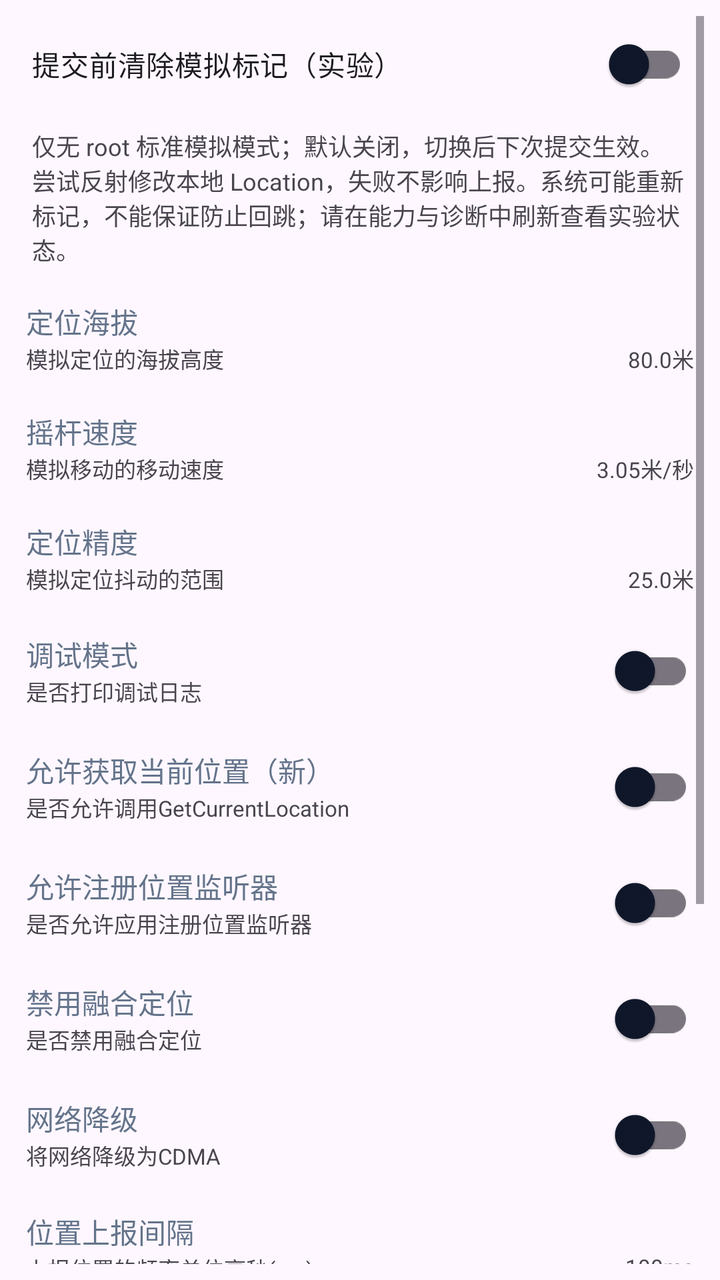
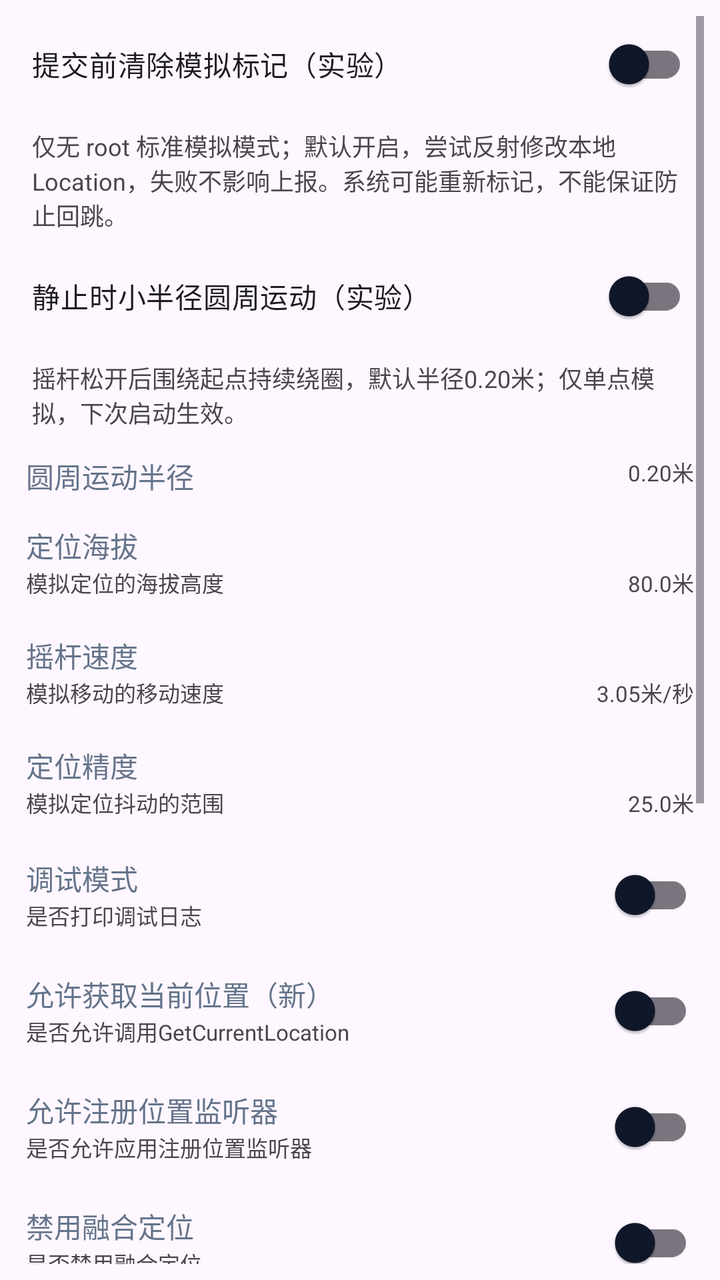

Two renders of the same Android screen: before a commit and after it. Below are the layout's source before the change and the commit's diff.
<!-- AndroidManifest.xml: application theme AppTheme -->
<!-- res/layout/fragment_settings.xml -->
<?xml version="1.0" encoding="utf-8"?>
<androidx.constraintlayout.widget.ConstraintLayout xmlns:android="http://schemas.android.com/apk/res/android"
    xmlns:app="http://schemas.android.com/apk/res-auto"
    xmlns:tools="http://schemas.android.com/tools"
    android:layout_width="match_parent"
    android:layout_height="match_parent"
    android:padding="8dp"
    tools:context=".ui.settings.SettingsFragment">

    <ScrollView
        android:layout_width="match_parent"
        android:layout_height="0dp"
        app:layout_constraintTop_toTopOf="parent"
        app:layout_constraintStart_toStartOf="parent">

        <LinearLayout
            android:layout_width="match_parent"
            android:layout_height="wrap_content"
            android:orientation="vertical">

            <com.google.android.material.switchmaterial.SwitchMaterial
                android:id="@+id/clear_mock_flag_switch"
                android:layout_width="match_parent"
                android:layout_height="wrap_content"
                android:minHeight="48dp"
                android:padding="8dp"
                android:text="@string/clear_mock_flag_experiment"
                app:useMaterialThemeColors="true" />

            <TextView
                android:layout_width="match_parent"
                android:layout_height="wrap_content"
                android:padding="8dp"
                android:text="@string/clear_mock_flag_experiment_desc"
                android:textSize="12sp" />

            <LinearLayout
                android:id="@+id/selinux_layout"
                android:visibility="gone"
                android:layout_width="match_parent"
                android:layout_height="wrap_content"
                android:gravity="center_vertical"
                android:orientation="horizontal"
                android:padding="5dp">
                <LinearLayout
                    android:layout_width="0dp"
                    android:layout_height="wrap_content"
                    android:layout_weight="1"
                    android:orientation="vertical"
                    android:gravity="center_vertical">
                    <com.google.android.material.textview.MaterialTextView
                        android:layout_width="wrap_content"
                        android:layout_height="wrap_content"
                        android:text="@string/selinux"
                        android:textColor="@color/lse_mini_title_color" />
                    <com.google.android.material.textview.MaterialTextView
                        android:layout_width="wrap_content"
                        android:layout_height="wrap_content"
                        android:text="@string/need_open_selinux"
                        android:textSize="11sp" />
                </LinearLayout>
                <com.google.android.material.switchmaterial.SwitchMaterial
                    android:id="@+id/selinux_switch"
                    android:layout_width="0dp"
                    android:layout_weight="1"
                    android:layout_height="wrap_content"
                    android:layout_gravity="center_vertical"
                    app:useMaterialThemeColors="true"/>
            </LinearLayout>

            <androidx.constraintlayout.widget.ConstraintLayout
                android:id="@+id/altitude_layout"
                android:layout_width="match_parent"
                android:layout_height="wrap_content"
                android:gravity="center_vertical"
                android:padding="5dp"
                android:layout_marginTop="4dp"
                android:layout_marginBottom="4dp">

                <com.google.android.material.textview.MaterialTextView
                    android:id="@+id/altitude_title"
                    android:layout_width="wrap_content"
                    android:layout_height="wrap_content"
                    android:text="@string/altitude"
                    android:textColor="@color/lse_mini_title_color"
                    app:layout_constraintStart_toStartOf="parent"
                    app:layout_constraintTop_toTopOf="parent"/>

                <com.google.android.material.textview.MaterialTextView
                    android:id="@+id/altitude_desc"
                    android:layout_width="wrap_content"
                    android:layout_height="wrap_content"
                    android:text="@string/altitude_desc"
                    android:textSize="11sp"
                    app:layout_constraintStart_toStartOf="parent"
                    app:layout_constraintTop_toBottomOf="@id/altitude_title"/>

                <com.google.android.material.textview.MaterialTextView
                    android:id="@+id/altitude_value"
                    android:layout_width="wrap_content"
                    android:layout_height="wrap_content"
                    android:text="80.0米"
                    android:textSize="11sp"
                    app:layout_constraintTop_toBottomOf="@id/altitude_title"
                    app:layout_constraintEnd_toEndOf="parent" />

            </androidx.constraintlayout.widget.ConstraintLayout>

            <androidx.constraintlayout.widget.ConstraintLayout
                android:id="@+id/speed_layout"
                android:layout_width="match_parent"
                android:layout_height="wrap_content"
                android:gravity="center_vertical"
                android:padding="5dp"
                android:layout_marginTop="4dp"
                android:layout_marginBottom="4dp">

                <com.google.android.material.textview.MaterialTextView
                    android:id="@+id/speed_title"
                    android:layout_width="wrap_content"
                    android:layout_height="wrap_content"
                    android:text="@string/rocker_speed"
                    android:textColor="@color/lse_mini_title_color"
                    app:layout_constraintStart_toStartOf="parent"
                    app:layout_constraintTop_toTopOf="parent"/>

                <com.google.android.material.textview.MaterialTextView
                    android:id="@+id/speed_desc"
                    android:layout_width="wrap_content"
                    android:layout_height="wrap_content"
                    android:text="@string/rocker_speed_desc"
                    android:textSize="11sp"
                    app:layout_constraintStart_toStartOf="parent"
                    app:layout_constraintTop_toBottomOf="@id/speed_title"/>

                <com.google.android.material.textview.MaterialTextView
                    android:id="@+id/speed_value"
                    android:layout_width="wrap_content"
                    android:layout_height="wrap_content"
                    android:text="3.05米/秒"
                    android:textSize="11sp"
                    app:layout_constraintTop_toBottomOf="@id/speed_title"
                    app:layout_constraintEnd_toEndOf="parent" />

            </androidx.constraintlayout.widget.ConstraintLayout>

            <androidx.constraintlayout.widget.ConstraintLayout
                android:id="@+id/accuracy_layout"
                android:layout_width="match_parent"
                android:layout_height="wrap_content"
                android:gravity="center_vertical"
                android:padding="5dp"
                android:layout_marginTop="4dp"
                android:layout_marginBottom="4dp">

                <com.google.android.material.textview.MaterialTextView
                    android:id="@+id/accuracy_title"
                    android:layout_width="wrap_content"
                    android:layout_height="wrap_content"
                    android:text="@string/accuracy"
                    android:textColor="@color/lse_mini_title_color"
                    app:layout_constraintStart_toStartOf="parent"
                    app:layout_constraintTop_toTopOf="parent"/>

                <com.google.android.material.textview.MaterialTextView
                    android:id="@+id/accuracy_desc"
                    android:layout_width="wrap_content"
                    android:layout_height="wrap_content"
                    android:text="@string/accuracy_desc"
                    android:textSize="11sp"
                    app:layout_constraintStart_toStartOf="parent"
                    app:layout_constraintTop_toBottomOf="@id/accuracy_title"/>

                <com.google.android.material.textview.MaterialTextView
                    android:id="@+id/accuracy_value"
                    android:layout_width="wrap_content"
                    android:layout_height="wrap_content"
                    android:text="25.0米"
                    android:textSize="11sp"
                    app:layout_constraintTop_toBottomOf="@id/accuracy_title"
                    app:layout_constraintEnd_toEndOf="parent" />

            </androidx.constraintlayout.widget.ConstraintLayout>

            <LinearLayout
                android:id="@+id/debug_layout"
                android:layout_width="match_parent"
                android:layout_height="wrap_content"
                android:padding="5dp"
                android:gravity="center_vertical"
                android:orientation="horizontal">
                <LinearLayout
                    android:layout_width="0dp"
                    android:layout_height="wrap_content"
                    android:layout_weight="1"
                    android:orientation="vertical"
                    android:gravity="center_vertical">
                    <com.google.android.material.textview.MaterialTextView
                        android:layout_width="wrap_content"
                        android:layout_height="wrap_content"
                        android:text="@string/debug"
                        android:textColor="@color/lse_mini_title_color" />
                    <com.google.android.material.textview.MaterialTextView
                        android:layout_width="wrap_content"
                        android:layout_height="wrap_content"
                        android:text="@string/debug_desc"
                        android:textSize="11sp" />
                </LinearLayout>
                <com.google.android.material.switchmaterial.SwitchMaterial
                    android:id="@+id/debug_switch"
                    android:layout_width="0dp"
                    android:layout_weight="1"
                    android:layout_height="wrap_content"
                    android:layout_gravity="center_vertical"
                    app:useMaterialThemeColors="true"/>
            </LinearLayout>

            <LinearLayout
                android:id="@+id/dgc_layout"
                android:layout_width="match_parent"
                android:layout_height="wrap_content"
                android:gravity="center_vertical"
                android:padding="5dp"
                android:orientation="horizontal">
                <LinearLayout
                    android:layout_width="0dp"
                    android:layout_height="wrap_content"
                    android:layout_weight="1"
                    android:orientation="vertical"
                    android:gravity="center_vertical">
                    <com.google.android.material.textview.MaterialTextView
                        android:layout_width="wrap_content"
                        android:layout_height="wrap_content"
                        android:text="@string/dgc"
                        android:textColor="@color/lse_mini_title_color" />
                    <com.google.android.material.textview.MaterialTextView
                        android:layout_width="wrap_content"
                        android:layout_height="wrap_content"
                        android:text="@string/dgc_desc"
                        android:textSize="11sp" />
                </LinearLayout>
                <com.google.android.material.switchmaterial.SwitchMaterial
                    android:id="@+id/dgc_switch"
                    android:layout_width="0dp"
                    android:layout_weight="1"
                    android:layout_height="wrap_content"
                    android:layout_gravity="center_vertical"
                    app:useMaterialThemeColors="true"/>
            </LinearLayout>

            <LinearLayout
                android:id="@+id/rll_layout"
                android:layout_width="match_parent"
                android:layout_height="wrap_content"
                android:gravity="center_vertical"
                android:padding="5dp"
                android:orientation="horizontal">
                <LinearLayout
                    android:layout_width="0dp"
                    android:layout_height="wrap_content"
                    android:layout_weight="1"
                    android:orientation="vertical"
                    android:gravity="center_vertical">
                    <com.google.android.material.textview.MaterialTextView
                        android:layout_width="wrap_content"
                        android:layout_height="wrap_content"
                        android:text="@string/rll"
                        android:textColor="@color/lse_mini_title_color" />
                    <com.google.android.material.textview.MaterialTextView
                        android:layout_width="wrap_content"
                        android:layout_height="wrap_content"
                        android:text="@string/rll_desc"
                        android:textSize="11sp" />
                </LinearLayout>
                <com.google.android.material.switchmaterial.SwitchMaterial
                    android:id="@+id/rll_switch"
                    android:layout_width="0dp"
                    android:layout_weight="1"
                    android:layout_height="wrap_content"
                    android:layout_gravity="center_vertical"
                    app:useMaterialThemeColors="true"/>
            </LinearLayout>

            <LinearLayout
                android:id="@+id/dfused_layout"
                android:layout_width="match_parent"
                android:layout_height="wrap_content"
                android:gravity="center_vertical"
                android:padding="5dp"
                android:orientation="horizontal">
                <LinearLayout
                    android:layout_width="0dp"
                    android:layout_height="wrap_content"
                    android:layout_weight="1"
                    android:orientation="vertical"
                    android:gravity="center_vertical">
                    <com.google.android.material.textview.MaterialTextView
                        android:layout_width="wrap_content"
                        android:layout_height="wrap_content"
                        android:text="@string/dfused"
                        android:textColor="@color/lse_mini_title_color" />
                    <com.google.android.material.textview.MaterialTextView
                        android:layout_width="wrap_content"
                        android:layout_height="wrap_content"
                        android:text="@string/dfused_desc"
                        android:textSize="11sp" />
                </LinearLayout>
                <com.google.android.material.switchmaterial.SwitchMaterial
                    android:id="@+id/dfused_switch"
                    android:layout_width="0dp"
                    android:layout_weight="1"
                    android:layout_height="wrap_content"
                    android:layout_gravity="center_vertical"
                    app:useMaterialThemeColors="true"/>
            </LinearLayout>

            <LinearLayout
                android:id="@+id/cdma_layout"
                android:layout_width="match_parent"
                android:layout_height="wrap_content"
                android:gravity="center_vertical"
                android:padding="5dp"
                android:orientation="horizontal">
                <LinearLayout
                    android:layout_width="0dp"
                    android:layout_height="wrap_content"
                    android:layout_weight="1"
                    android:orientation="vertical"
                    android:gravity="center_vertical">
                    <com.google.android.material.textview.MaterialTextView
                        android:layout_width="wrap_content"
                        android:layout_height="wrap_content"
                        android:text="@string/cdma"
                        android:textColor="@color/lse_mini_title_color" />
                    <com.google.android.material.textview.MaterialTextView
                        android:layout_width="wrap_content"
                        android:layout_height="wrap_content"
                        android:text="@string/cdma_desc"
                        android:textSize="11sp" />
                </LinearLayout>
                <com.google.android.material.switchmaterial.SwitchMaterial
                    android:id="@+id/cdma_switch"
                    android:layout_width="0dp"
                    android:layout_weight="1"
                    android:layout_height="wrap_content"
                    android:layout_gravity="center_vertical"
                    app:useMaterialThemeColors="true"/>
            </LinearLayout>

            <LinearLayout
                android:id="@+id/sensor_hook_layout"
                android:layout_width="match_parent"
                android:layout_height="wrap_content"
                android:visibility="gone"
                android:gravity="center_vertical"
                android:padding="5dp"
                android:orientation="horizontal">
                <LinearLayout
                    android:layout_width="0dp"
                    android:layout_height="wrap_content"
                    android:layout_weight="1"
                    android:orientation="vertical"
                    android:gravity="center_vertical">
                    <com.google.android.material.textview.MaterialTextView
                        android:layout_width="wrap_content"
                        android:layout_height="wrap_content"
                        android:text="@string/hook_sensor"
                        android:textColor="@color/lse_mini_title_color" />
                    <com.google.android.material.textview.MaterialTextView
                        android:layout_width="wrap_content"
                        android:layout_height="wrap_content"
                        android:text="@string/hook_sensor_desc"
                        android:textSize="11sp" />
                </LinearLayout>
                <com.google.android.material.switchmaterial.SwitchMaterial
                    android:id="@+id/sensor_hook_switch"
                    android:layout_width="0dp"
                    android:layout_weight="1"
                    android:layout_height="wrap_content"
                    android:layout_gravity="center_vertical"
                    app:useMaterialThemeColors="true"/>
            </LinearLayout>

            <androidx.constraintlayout.widget.ConstraintLayout
                android:id="@+id/report_duration_layout"
                android:layout_width="match_parent"
                android:layout_height="wrap_content"
                android:gravity="center_vertical"
                android:padding="5dp"
                android:layout_marginTop="4dp"
                android:layout_marginBottom="4dp">

                <com.google.android.material.textview.MaterialTextView
                    android:id="@+id/report_duration_title"
                    android:layout_width="wrap_content"
                    android:layout_height="wrap_content"
                    android:text="@string/item_report_duration_title"
                    android:textColor="@color/lse_mini_title_color"
                    app:layout_constraintStart_toStartOf="parent"
                    app:layout_constraintTop_toTopOf="parent"/>

                <com.google.android.material.textview.MaterialTextView
                    android:id="@+id/report_duration_desc"
                    android:layout_width="wrap_content"
                    android:layout_height="wrap_content"
                    android:text="@string/item_report_duration_desc"
                    android:textSize="11sp"
                    app:layout_constraintStart_toStartOf="parent"
                    app:layout_constraintTop_toBottomOf="@id/report_duration_title"/>

                <com.google.android.material.textview.MaterialTextView
                    android:id="@+id/report_duration_value"
                    android:layout_width="wrap_content"
                    android:layout_height="wrap_content"
                    android:text="@string/item_report_duration_value"
                    android:textSize="11sp"
                    app:layout_constraintTop_toBottomOf="@id/report_duration_title"
                    app:layout_constraintEnd_toEndOf="parent" />

            </androidx.constraintlayout.widget.ConstraintLayout>

            <androidx.constraintlayout.widget.ConstraintLayout
                android:id="@+id/satellite_count_layout"
                android:layout_width="match_parent"
                android:layout_height="wrap_content"
                android:gravity="center_vertical"
                android:padding="5dp"
                android:layout_marginTop="4dp"
                android:layout_marginBottom="4dp">

                <com.google.android.material.textview.MaterialTextView
                    android:id="@+id/satellite_count_title"
                    android:layout_width="wrap_content"
                    android:layout_height="wrap_content"
                    android:text="模拟最少卫星数量"
                    android:textColor="@color/lse_mini_title_color"
                    app:layout_constraintStart_toStartOf="parent"
                    app:layout_constraintTop_toTopOf="parent"/>

                <com.google.android.material.textview.MaterialTextView
                    android:id="@+id/satellite_count_desc"
                    android:layout_width="wrap_content"
                    android:layout_height="wrap_content"
                    android:text="最少模拟的卫星数量（只支持北斗）"
                    android:textSize="11sp"
                    app:layout_constraintStart_toStartOf="parent"
                    app:layout_constraintTop_toBottomOf="@id/satellite_count_title"/>

                <com.google.android.material.textview.MaterialTextView
                    android:id="@+id/satellite_count_value"
                    android:layout_width="wrap_content"
                    android:layout_height="wrap_content"
                    android:text="12颗"
                    android:textSize="11sp"
                    app:layout_constraintTop_toBottomOf="@id/satellite_count_title"
                    app:layout_constraintEnd_toEndOf="parent" />

            </androidx.constraintlayout.widget.ConstraintLayout>

            <LinearLayout
                android:id="@+id/disable_wlan_scan_layout"
                android:layout_width="match_parent"
                android:layout_height="wrap_content"
                android:gravity="center_vertical"
                android:padding="5dp"
                android:orientation="horizontal">
                <LinearLayout
                    android:layout_width="0dp"
                    android:layout_height="wrap_content"
                    android:layout_weight="1"
                    android:orientation="vertical"
                    android:gravity="center_vertical">
                    <com.google.android.material.textview.MaterialTextView
                        android:layout_width="wrap_content"
                        android:layout_height="wrap_content"
                        android:text="禁用扫描WIFI列表"
                        android:textColor="@color/lse_mini_title_color" />
                    <com.google.android.material.textview.MaterialTextView
                        android:layout_width="wrap_content"
                        android:layout_height="wrap_content"
                        android:text="一定程度解决位置拉回（测试）"
                        android:textSize="11sp" />
                </LinearLayout>
                <com.google.android.material.switchmaterial.SwitchMaterial
                    android:id="@+id/disable_wlan_scan_switch"
                    android:layout_width="0dp"
                    android:layout_weight="1"
                    android:layout_height="wrap_content"
                    android:layout_gravity="center_vertical"
                    app:useMaterialThemeColors="true"/>
            </LinearLayout>

            <LinearLayout
                android:id="@+id/loop_broadcast_location_layout"
                android:layout_width="match_parent"
                android:layout_height="wrap_content"
                android:gravity="center_vertical"
                android:padding="5dp"
                android:orientation="horizontal">
                <LinearLayout
                    android:layout_width="0dp"
                    android:layout_height="wrap_content"
                    android:layout_weight="1"
                    android:orientation="vertical"
                    android:gravity="center_vertical">
                    <com.google.android.material.textview.MaterialTextView
                        android:layout_width="wrap_content"
                        android:layout_height="wrap_content"
                        android:text="反定位拉回"
                        android:textColor="@color/lse_mini_title_color" />
                    <com.google.android.material.textview.MaterialTextView
                        android:layout_width="wrap_content"
                        android:layout_height="wrap_content"
                        android:text="按上报间隔持续发送固定位置，不产生随机跳动"
                        android:textSize="11sp" />
                </LinearLayout>
                <com.google.android.material.switchmaterial.SwitchMaterial
                    android:id="@+id/loop_broadcast_location_switch"
                    android:layout_width="0dp"
                    android:layout_weight="1"
                    android:layout_height="wrap_content"
                    android:layout_gravity="center_vertical"
                    app:useMaterialThemeColors="true"/>
            </LinearLayout>

            <LinearLayout
                android:id="@+id/check_update_layout"
                android:layout_width="match_parent"
                android:layout_height="wrap_content"
                android:gravity="center_vertical"
                android:padding="5dp"
                android:orientation="horizontal">

                <LinearLayout
                    android:layout_width="0dp"
                    android:layout_height="wrap_content"
                    android:layout_weight="1"
                    android:orientation="vertical"
                    android:gravity="center_vertical">
                    <com.google.android.material.textview.MaterialTextView
                        android:id="@+id/check_update_title"
                        android:layout_width="wrap_content"
                        android:layout_height="wrap_content"
                        android:text="检查更新"
                        android:textColor="@color/lse_mini_title_color" />
                    <com.google.android.material.textview.MaterialTextView
                        android:id="@+id/check_update_desc"
                        android:layout_width="wrap_content"
                        android:layout_height="wrap_content"
                        android:text="点击检查 GitHub Releases 最新版本"
                        android:textSize="11sp" />
                </LinearLayout>

                <com.google.android.material.button.MaterialButton
                    android:id="@+id/check_update_button"
                    style="@style/Widget.MaterialComponents.Button.OutlinedButton"
                    android:layout_width="wrap_content"
                    android:layout_height="wrap_content"
                    android:text="检查" />
            </LinearLayout>
        </LinearLayout>

    </ScrollView>
</androidx.constraintlayout.widget.ConstraintLayout>
<!-- resources referenced by this layout -->
<resources>
  <color name="lse_mini_title_color">#64748B</color>
  <string name="accuracy">定位精度</string>
  <string name="accuracy_desc">模拟定位抖动的范围</string>
  <string name="altitude">定位海拔</string>
  <string name="altitude_desc">模拟定位的海拔高度</string>
  <string name="cdma">网络降级</string>
  <string name="cdma_desc">将网络降级为CDMA</string>
  <string name="clear_mock_flag_experiment">提交前清除模拟标记（实验）</string>
  <string name="clear_mock_flag_experiment_desc">仅无 root 标准模拟模式；默认关闭，切换后下次提交生效。尝试反射修改本地 Location，失败不影响上报。系统可能重新标记，不能保证防止回跳；请在能力与诊断中刷新查看实验状态。</string>
  <string name="debug">调试模式</string>
  <string name="debug_desc">是否打印调试日志</string>
  <string name="dfused">禁用融合定位</string>
  <string name="dfused_desc">是否禁用融合定位</string>
  <string name="dgc">允许获取当前位置（新）</string>
  <string name="dgc_desc">是否允许调用GetCurrentLocation</string>
  <string name="hook_sensor">传感器劫持</string>
  <string name="hook_sensor_desc">模拟步频（待完善）</string>
  <string name="item_report_duration_desc">上报位置的频率单位毫秒(ms)</string>
  <string name="item_report_duration_title">位置上报间隔</string>
  <string name="item_report_duration_value">100ms</string>
  <string name="need_open_selinux">是否开启SELinux</string>
  <string name="rll">允许注册位置监听器</string>
  <string name="rll_desc">是否允许应用注册位置监听器</string>
  <string name="rocker_speed">摇杆速度</string>
  <string name="rocker_speed_desc">模拟移动的移动速度</string>
  <string name="selinux">SELinux</string>
  <style name="AppTheme" parent="Theme.Material3.DayNight.NoActionBar">
          <item name="colorPrimary">@color/primary</item>
          <item name="colorPrimaryInverse">@color/primary_dark</item>
          <item name="colorSecondary">@color/accent</item>
          <item name="colorSurface">@color/surface</item>
          <item name="colorOnSurface">@color/text_primary</item>
          <item name="colorOnPrimary">@color/white</item>
          <item name="android:statusBarColor">@android:color/transparent</item>
          <item name="android:navigationBarColor">@android:color/transparent</item>
          <item name="android:windowLightStatusBar">true</item>
          <item name="android:windowLightNavigationBar">true</item>
          <item name="windowActionModeOverlay">true</item>
          <item name="windowActionBar">false</item>
          <item name="windowNoTitle">true</item>
          <item name="android:windowDrawsSystemBarBackgrounds">true</item>
      </style>
  <color name="primary">#3B82F6</color>
  <color name="primary_dark">#1D4ED8</color>
  <color name="accent">#4F46E5</color>
  <color name="surface">#F8FAFC</color>
  <color name="text_primary">#0F172A</color>
  <color name="white">#FFFFFFFF</color>
</resources>

<!-- the commit's change to res/layout/fragment_settings.xml (unified diff, before → after) -->
@@ -34,6 +34,45 @@
                 android:text="@string/clear_mock_flag_experiment_desc"
                 android:textSize="12sp" />
 
+            <com.google.android.material.switchmaterial.SwitchMaterial
+                android:id="@+id/orbit_motion_switch"
+                android:layout_width="match_parent"
+                android:layout_height="wrap_content"
+                android:minHeight="48dp"
+                android:padding="8dp"
+                android:text="@string/orbit_motion_experiment"
+                app:useMaterialThemeColors="true" />
+
+            <TextView
+                android:layout_width="match_parent"
+                android:layout_height="wrap_content"
+                android:padding="8dp"
+                android:text="@string/orbit_motion_experiment_desc"
+                android:textSize="12sp" />
+
+            <androidx.constraintlayout.widget.ConstraintLayout
+                android:id="@+id/orbit_radius_layout"
+                android:layout_width="match_parent"
+                android:layout_height="wrap_content"
+                android:padding="5dp">
+                <com.google.android.material.textview.MaterialTextView
+                    android:id="@+id/orbit_radius_title"
+                    android:layout_width="wrap_content"
+                    android:layout_height="wrap_content"
+                    android:text="圆周运动半径"
+                    android:textColor="@color/lse_mini_title_color"
+                    app:layout_constraintStart_toStartOf="parent"
+                    app:layout_constraintTop_toTopOf="parent" />
+                <com.google.android.material.textview.MaterialTextView
+                    android:id="@+id/orbit_radius_value"
+                    android:layout_width="wrap_content"
+                    android:layout_height="wrap_content"
+                    android:text="0.20米"
+                    android:textSize="11sp"
+                    app:layout_constraintEnd_toEndOf="parent"
+                    app:layout_constraintTop_toTopOf="parent" />
+            </androidx.constraintlayout.widget.ConstraintLayout>
+
             <LinearLayout
                 android:id="@+id/selinux_layout"
                 android:visibility="gone"
<!-- resource entries referenced after the edit -->
@@ -8,7 +8,7 @@
   <string name="cdma">网络降级</string>
   <string name="cdma_desc">将网络降级为CDMA</string>
   <string name="clear_mock_flag_experiment">提交前清除模拟标记（实验）</string>
-  <string name="clear_mock_flag_experiment_desc">仅无 root 标准模拟模式；默认关闭，切换后下次提交生效。尝试反射修改本地 Location，失败不影响上报。系统可能重新标记，不能保证防止回跳；请在能力与诊断中刷新查看实验状态。</string>
+  <string name="clear_mock_flag_experiment_desc">仅无 root 标准模拟模式；默认开启，尝试反射修改本地 Location，失败不影响上报。系统可能重新标记，不能保证防止回跳。</string>
   <string name="debug">调试模式</string>
   <string name="debug_desc">是否打印调试日志</string>
   <string name="dfused">禁用融合定位</string>
@@ -21,6 +21,8 @@
   <string name="item_report_duration_title">位置上报间隔</string>
   <string name="item_report_duration_value">100ms</string>
   <string name="need_open_selinux">是否开启SELinux</string>
+  <string name="orbit_motion_experiment">静止时小半径圆周运动（实验）</string>
+  <string name="orbit_motion_experiment_desc">摇杆松开后围绕起点持续绕圈，默认半径0.20米；仅单点模拟，下次启动生效。</string>
   <string name="rll">允许注册位置监听器</string>
   <string name="rll_desc">是否允许应用注册位置监听器</string>
   <string name="rocker_speed">摇杆速度</string>
